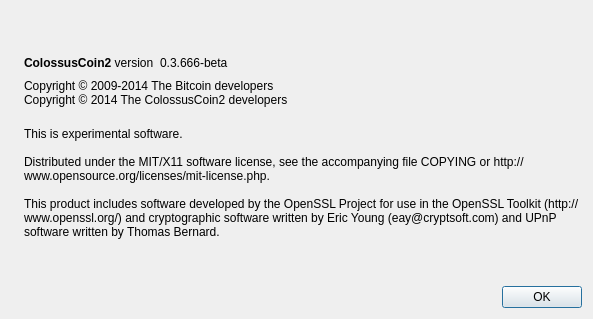
This is src/qt/forms/aboutdialog.ui in Fly-coin/Fly-coin as Qt 5 draws it before an edit. The edited form follows.
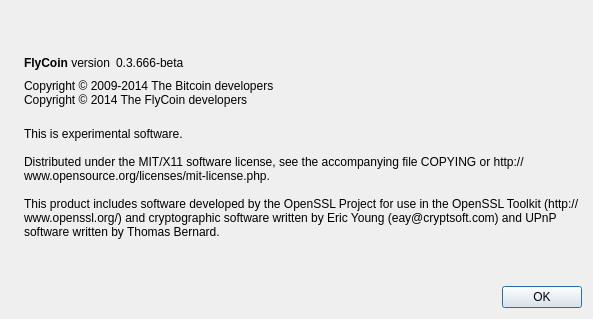
This is the edited form. Icons and pictures are not drawn.

```diff
--- a/src/qt/forms/aboutdialog.ui
+++ b/src/qt/forms/aboutdialog.ui
@@ -50,7 +50,7 @@
           <cursorShape>IBeamCursor</cursorShape>
          </property>
          <property name="text">
-          <string>&lt;b&gt;ColossusCoin2&lt;/b&gt; version</string>
+          <string>&lt;b&gt;FlyCoin&lt;/b&gt; version</string>
          </property>
          <property name="textInteractionFlags">
           <set>Qt::LinksAccessibleByMouse|Qt::TextSelectableByKeyboard|Qt::TextSelectableByMouse</set>
@@ -92,7 +92,7 @@
        </property>
        <property name="text">
         <string>Copyright © 2009-2014 The Bitcoin developers
-Copyright © 2014 The ColossusCoin2 developers</string>
+Copyright © 2014 The FlyCoin developers</string>
        </property>
        <property name="textInteractionFlags">
         <set>Qt::LinksAccessibleByMouse|Qt::TextSelectableByKeyboard|Qt::TextSelectableByMouse</set>
```
Left out of the diff: 2 changed lines with no effect on the pictures.
